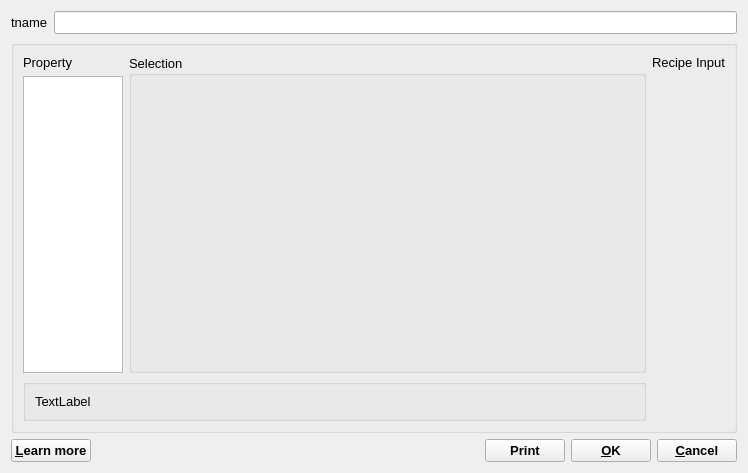
The window that GUI/Dialogs4/InputSystemDialog4.ui (gemshub/GEMSGUI) describes before a commit, drawn with Qt 5.
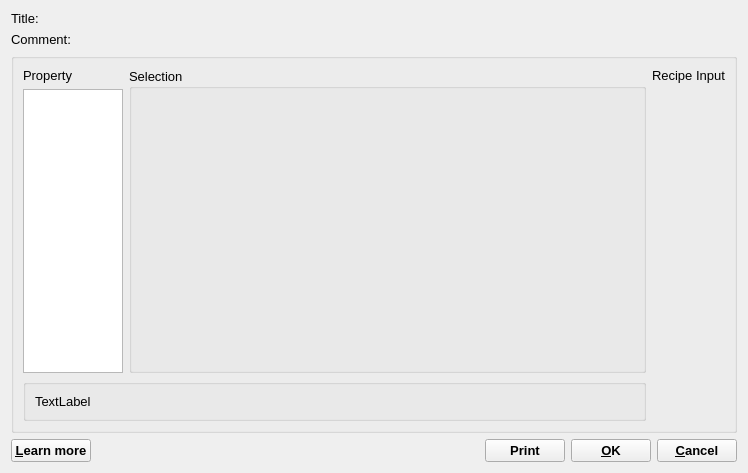
The same window after the commit.

What changed in the file:
```diff
--- a/GUI/Dialogs4/InputSystemDialog4.ui
+++ b/GUI/Dialogs4/InputSystemDialog4.ui
@@ -28,21 +28,11 @@
    <item row="0" column="0">
     <widget class="QLabel" name="label_3">
      <property name="text">
-      <string>tname</string>
+      <string>Title:</string>
      </property>
     </widget>
    </item>
-   <item row="0" column="1">
-    <widget class="QLineEdit" name="pTname">
-     <property name="toolTip">
-      <string>Comment line for full identification of this CSD</string>
-     </property>
-     <property name="maxLength">
-      <number>72</number>
-     </property>
-    </widget>
-   </item>
-   <item row="1" column="0" colspan="2">
+   <item row="2" column="0" colspan="2">
     <widget class="QGroupBox" name="groupBox_3">
      <property name="title">
       <string/>
@@ -155,12 +145,13 @@
      </layout>
     </widget>
    </item>
-   <item row="2" column="0" colspan="2">
+   <item row="3" column="0" colspan="2">
     <layout class="QHBoxLayout" name="horizontalLayout">
      <item>
       <widget class="QPushButton" name="pHelp">
        <property name="font">
         <font>
+         <pointsize>10</pointsize>
          <weight>75</weight>
          <bold>true</bold>
         </font>
@@ -196,6 +187,7 @@
       <widget class="QPushButton" name="pPrint">
        <property name="font">
         <font>
+         <pointsize>10</pointsize>
          <weight>75</weight>
          <bold>true</bold>
         </font>
@@ -212,6 +204,7 @@
       <widget class="QPushButton" name="pOK">
        <property name="font">
         <font>
+         <pointsize>10</pointsize>
          <weight>75</weight>
          <bold>true</bold>
         </font>
@@ -228,6 +221,7 @@
       <widget class="QPushButton" name="pCancel">
        <property name="font">
         <font>
+         <pointsize>10</pointsize>
          <weight>75</weight>
          <bold>true</bold>
         </font>
@@ -242,6 +236,13 @@
      </item>
     </layout>
    </item>
+   <item row="1" column="0">
+    <widget class="QLabel" name="label_4">
+     <property name="text">
+      <string>Comment:</string>
+     </property>
+    </widget>
+   </item>
   </layout>
  </widget>
  <resources/>
```
